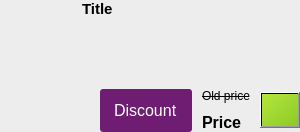
Before: the Qt Designer form widgets/storelistitem.ui in pamugk/nebulae-qt, drawn with Qt 5.
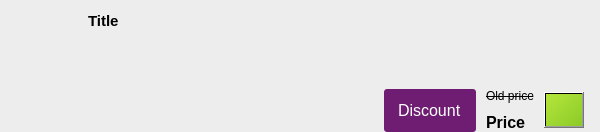
After: the same form once the commit is applied. Icons and pictures are not drawn.

What changed in the file:
```diff
--- a/widgets/storelistitem.ui
+++ b/widgets/storelistitem.ui
@@ -6,7 +6,7 @@
    <rect>
     <x>0</x>
     <y>0</y>
-    <width>300</width>
+    <width>600</width>
     <height>132</height>
    </rect>
   </property>
@@ -22,7 +22,10 @@
   <property name="styleSheet">
    <string notr="true">background-color: rgb(237, 237, 237);</string>
   </property>
-  <layout class="QGridLayout" name="gridLayout">
+  <layout class="QHBoxLayout" name="horizontalLayout">
+   <property name="spacing">
+    <number>0</number>
+   </property>
    <property name="leftMargin">
     <number>0</number>
    </property>
@@ -35,10 +38,7 @@
    <property name="bottomMargin">
     <number>0</number>
    </property>
-   <property name="spacing">
-    <number>10</number>
-   </property>
-   <item row="0" column="0" rowspan="4">
+   <item>
     <widget class="QLabel" name="coverLabel">
      <property name="sizePolicy">
       <sizepolicy hsizetype="Fixed" vsizetype="Fixed">
@@ -63,20 +63,25 @@
      </property>
     </widget>
    </item>
-   <item row="3" column="3">
-    <widget class="QLabel" name="priceLabel">
-     <property name="font">
-      <font>
-       <pointsize>12</pointsize>
-       <bold>true</bold>
-      </font>
-     </property>
-     <property name="text">
-      <string notr="true">Price</string>
-     </property>
-    </widget>
-   </item>
-   <item row="2" column="3">
+   <item>
+    <widget class="QWidget" name="info" native="true">
+     <layout class="QGridLayout" name="infoLayout">
+      <property name="leftMargin">
+       <number>16</number>
+      </property>
+      <property name="topMargin">
+       <number>12</number>
+      </property>
+      <property name="rightMargin">
+       <number>16</number>
+      </property>
+      <property name="bottomMargin">
+       <number>0</number>
+      </property>
+      <property name="spacing">
+       <number>10</number>
+      </property>
+      <item row="2" column="2">
     <widget class="QLabel" name="oldPriceLabel">
      <property name="font">
       <font>
@@ -89,7 +94,7 @@
      </property>
     </widget>
    </item>
-   <item row="2" column="2" rowspan="2">
+      <item row="2" column="1" rowspan="2">
     <widget class="QLabel" name="discountLabel">
      <property name="font">
       <font>
@@ -107,20 +112,20 @@
      </property>
     </widget>
    </item>
-   <item row="2" column="1" rowspan="2">
-    <spacer name="horizontalSpacer">
-     <property name="orientation">
-      <enum>Qt::Horizontal</enum>
-     </property>
-     <property name="sizeHint" stdset="0">
-      <size>
-       <width>0</width>
-       <height>0</height>
-      </size>
-     </property>
-    </spacer>
-   </item>
-   <item row="2" column="4" rowspan="2">
+      <item row="3" column="2">
+       <widget class="QLabel" name="priceLabel">
+        <property name="font">
+         <font>
+          <pointsize>12</pointsize>
+          <bold>true</bold>
+         </font>
+        </property>
+        <property name="text">
+         <string notr="true">Price</string>
+        </property>
+       </widget>
+      </item>
+      <item row="2" column="3" rowspan="2">
     <widget class="QPushButton" name="addToCartButton">
      <property name="sizePolicy">
       <sizepolicy hsizetype="Fixed" vsizetype="Fixed">
@@ -146,7 +151,7 @@
      </property>
     </widget>
    </item>
-   <item row="1" column="1" colspan="4">
+      <item row="1" column="0" colspan="4">
     <spacer name="verticalSpacer">
      <property name="orientation">
       <enum>Qt::Vertical</enum>
@@ -159,7 +164,20 @@
      </property>
     </spacer>
    </item>
-   <item row="0" column="1" colspan="4">
+      <item row="2" column="0" rowspan="2">
+       <spacer name="horizontalSpacer">
+        <property name="orientation">
+         <enum>Qt::Horizontal</enum>
+        </property>
+        <property name="sizeHint" stdset="0">
+         <size>
+          <width>40</width>
+          <height>20</height>
+         </size>
+        </property>
+       </spacer>
+      </item>
+      <item row="0" column="0" colspan="4">
     <widget class="QLabel" name="titleLabel">
      <property name="font">
       <font>
@@ -170,6 +188,9 @@
      <property name="text">
       <string notr="true">Title</string>
      </property>
+       </widget>
+      </item>
+     </layout>
     </widget>
    </item>
   </layout>
```
Left out of the diff: 3 changed lines with no effect on the pictures. Lines whose indentation alone changed are shown as unchanged.
